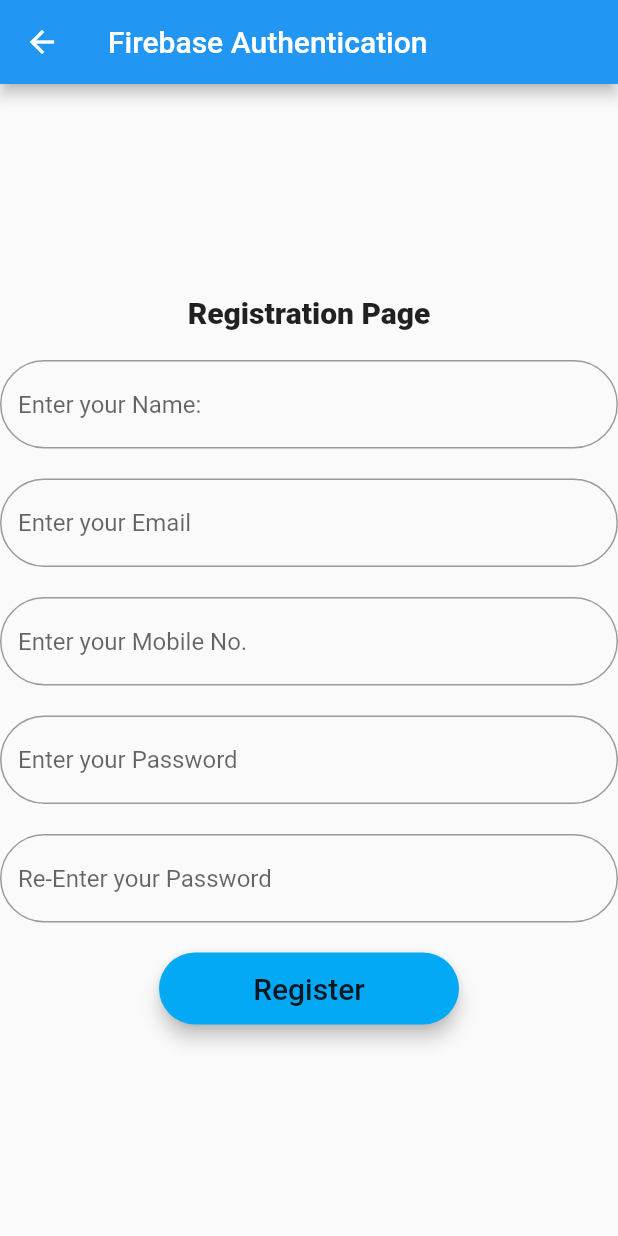
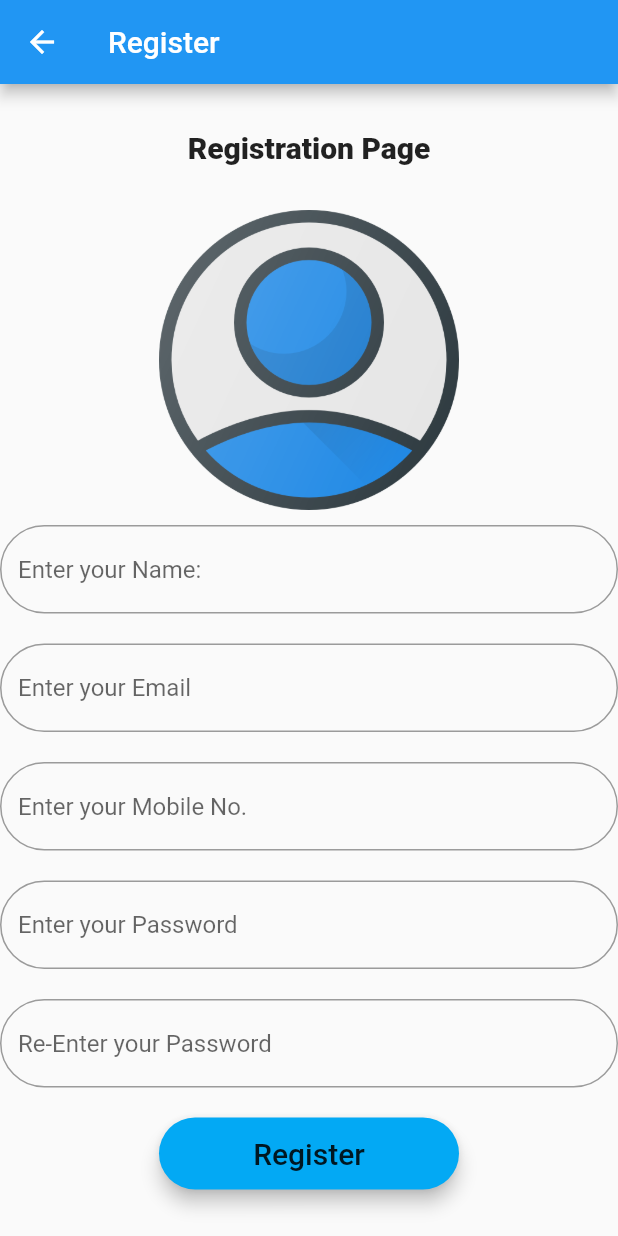
Before and after one commit to Riki432/three_hd_app, a Flutter app: the RegistrationPage screen opened by its route, after a tap on "Register", on a phone screen of 412 x 824 dp. Run offline on Flutter 3.47's test engine with Material 2 defaults, Android fonts, the phone set to English and light mode, and no system bars; our stand-ins replace cloud_firestore, firebase_auth, firebase_storage, flare_flutter, google_sign_in, image_picker; accounts and stored records are empty; network calls fail.

Commit message:
Added image input to registration page and some functions to auth

```diff
--- a/lib/Authentication.dart
+++ b/lib/Authentication.dart
@@ -6,7 +6,7 @@ import 'Userdata.dart';
 
 class EmailAuth{
   static final FirebaseAuth _firebaseAuth = FirebaseAuth.instance;
-  Future<FirebaseUser> signUpWithEmail(String email, String password) async {
+  static Future<FirebaseUser> signUpWithEmail(String email, String password) async {
     try{
     AuthResult authResult = await _firebaseAuth.createUserWithEmailAndPassword(
       email: email.trim(),
@@ -20,6 +20,26 @@ class EmailAuth{
     return null;
 
   }
+
+  static void resetPassword(@required String email)
+  {
+    /// Returns two errors
+    /// ERROR_USER_NOT_FOUND
+    /// ERROR_INVALID_EMAIL
+    /// Make sure the second one doesn't happen
+    /// Put a catch block for the first one.
+      _firebaseAuth.sendPasswordResetEmail(
+        email: email
+      );
+  }
+
+  // static void verifyEmail()
+  // {
+  //   try{
+  //     _firebaseAuth.
+  //   }
+  // }
+
 
   static Future<FirebaseUser> signInWithEmail(String email, String password) async{
     try{
--- a/lib/LoginPage.dart
+++ b/lib/LoginPage.dart
@@ -1,8 +1,8 @@
 import 'dart:ui';
-
-import 'package:flare_flutter/flare_controller.dart';
 import 'package:flutter/material.dart';
 import 'package:flare_flutter/flare_actor.dart';
+
+import 'Routes.dart';
 
 class LoginPage extends StatefulWidget {
   @override
@@ -23,10 +23,6 @@ class _LoginPageState extends State<LoginPage> {
       ),
       body: Container(
         height: MediaQuery.of(context).size.height,
-        decoration: BoxDecoration(
-          // borderRadius: BorderRadius.circular(10.0),
-          // color: Colors.limeAccent,
-        ),
         child: Column(
           children: <Widget>[
               Container(
@@ -145,7 +141,7 @@ class _LoginPageState extends State<LoginPage> {
                                     ),
                                     ),
                                 onPressed: (){
-                                  print("I want to register");
+                                  Navigator.pushNamed(context, Routes.register);
                                 },
                               )
                             ],
--- a/lib/phone_auth.dart
+++ b/lib/PhoneAuth.dart
@@ -1,5 +1,7 @@
-import 'package:firebase_tutorials/otp_screen.dart';
+// import 'package:firebase_tutorials/otp_screen.dart';
 import 'package:flutter/material.dart';
+
+import 'OTPScreen.dart';
 
 class PhoneLogin extends StatefulWidget {
   PhoneLogin({Key key}) : super(key: key);
--- a/lib/RegistrationPage.dart
+++ b/lib/RegistrationPage.dart
@@ -1,4 +1,9 @@
+import 'dart:io';
+
+import 'package:firebase_auth/firebase_auth.dart';
 import 'package:flutter/material.dart';
+import 'package:three_hd_app/Authentication.dart';
+import 'Userdata.dart';
 
 class RegistrationPage extends StatefulWidget {
   @override
@@ -6,13 +11,19 @@ class RegistrationPage extends StatefulWidget {
 }
 
 class _RegistrationPageState extends State<RegistrationPage> {
+  TextEditingController nameController = TextEditingController();
+  TextEditingController emailController = TextEditingController();
+  TextEditingController phoneController = TextEditingController();
+  TextEditingController passwordController = TextEditingController();
+  TextEditingController rePasswordController = TextEditingController();
+  File profileImage;
+  bool userVerified = false;
+
   @override
   Widget build(BuildContext context) {
-    // return Container(
-    // );
         return Scaffold(
       appBar: AppBar(
-        title: Text("Firebase Authentication"),
+        title: Text("Register"),
       ),
       body: Center(
           child: Column(
@@ -25,10 +36,27 @@ class _RegistrationPageState extends State<RegistrationPage> {
               SizedBox(
                 height: 20.0,
               ),
+              Padding(
+                padding: const EdgeInsets.all(10.0),
+                child: GestureDetector(
+                  onTap: () async {
+                    profileImage = await Userdata.getImage();
+                  },
+                    child: Container(
+                    height: 200.0,
+                    width: 200.0,
+                    decoration: BoxDecoration(
+                      image: DecorationImage(
+                        image: Image.asset("assets/userProfile.png").image
+                      )
+                    ),
+                  ),
+                ),
+              ),
               TextField(
                 keyboardType: TextInputType.text,
                 textAlign: TextAlign.left,
-                onChanged: (value) {},
+                controller: nameController,
                 decoration: InputDecoration(
                     hintText: "Enter your Name:",
                     border: OutlineInputBorder(
@@ -40,7 +68,7 @@ class _RegistrationPageState extends State<RegistrationPage> {
               TextField(
                 keyboardType: TextInputType.emailAddress,
                 textAlign: TextAlign.left,
-                onChanged: (value) {},
+                controller: emailController,
                 decoration: InputDecoration(
                     hintText: "Enter your Email",
                     border: OutlineInputBorder(
@@ -52,7 +80,7 @@ class _RegistrationPageState extends State<RegistrationPage> {
               TextField(
                 keyboardType: TextInputType.number,
                 textAlign: TextAlign.left,
-                onChanged: (value) {},
+                controller: phoneController,
                 decoration: InputDecoration(
                     hintText: "Enter your Mobile No.",
                     border: OutlineInputBorder(
@@ -64,7 +92,7 @@ class _RegistrationPageState extends State<RegistrationPage> {
               TextField(
                 obscureText: true,
                 textAlign: TextAlign.left,
-                onChanged: (value) {},
+                controller: passwordController,
                 decoration: InputDecoration(
                     hintText: "Enter your Password",
                     border: OutlineInputBorder(
@@ -76,7 +104,7 @@ class _RegistrationPageState extends State<RegistrationPage> {
               TextField(
                 obscureText: true,
                 textAlign: TextAlign.left,
-                onChanged: (value) {},
+                controller: rePasswordController,
                 decoration: InputDecoration(
                     hintText: "Re-Enter your Password",
                     border: OutlineInputBorder(
@@ -90,7 +118,24 @@ class _RegistrationPageState extends State<RegistrationPage> {
                 color: Colors.lightBlue,
                 borderRadius: BorderRadius.circular(32.0),
                 child: MaterialButton(
-                  onPressed: () {
+                  onPressed: () async {
+                    FirebaseUser user = await EmailAuth.signUpWithEmail(emailController.text, passwordController.text);
+
+
+
+                    String url;
+                    if(profileImage == null){
+                      url = await Userdata.uploadImage(profileImage, user.uid);
+                    }
+
+                    final data = Userdata(
+                      name: nameController.text,
+                      email: emailController.text,
+                      uid: user.uid,
+                      imageUrl: url,
+                    );
+
+
                   },
                   minWidth: 200.0,
                   height: 45.0,
--- a/lib/main.dart
+++ b/lib/main.dart
@@ -1,7 +1,7 @@
 import 'package:flutter/material.dart';
-import 'package:three_hd_app/Homepage.dart';
 import 'package:three_hd_app/RegistrationPage.dart';
 
+import 'HomePage.dart';
 import 'LoginPage.dart';
 import 'Routes.dart';
 
@@ -17,12 +17,11 @@ class MyApp extends StatelessWidget {
         primarySwatch: Colors.blue,
       ),
       home: MyHomePage(title: 'Flutter Demo Home Page'),
-      initialRoute: Routes.home,
+      initialRoute: Routes.login,
       routes: <String, WidgetBuilder>{
         Routes.login : (_) => LoginPage(),
         Routes.register : (_) => RegistrationPage(),
         Routes.home : (_) => HomePage(userData: null,),
-
       },
     );
   }
--- a/pubspec.yaml
+++ b/pubspec.yaml
@@ -23,6 +23,8 @@ dependencies:
   cloud_firestore:
   flare_flutter:
   google_sign_in:
+  image_picker:
+  firebase_storage:
   # The following adds the Cupertino Icons font to your application.
   # Use with the CupertinoIcons class for iOS style icons.
   cupertino_icons: ^0.1.3
@@ -45,6 +47,7 @@ flutter:
   # To add assets to your application, add an assets section, like this:
   assets:
     - assets/LoginAnim.flr
+    - assets/userProfile.png
   #   - images/a_dot_ham.jpeg
 
   # An image asset can refer to one or more resolution-specific "variants", see
```
Also changed, not shown: lib/OTPScreen.dart (added, +22 -0 lines), lib/Userdata.dart (+25 -2 lines), assets/userProfile.png (added), lib/HomePage.dart (renamed from lib/Homepage.dart), pubspec.lock.
